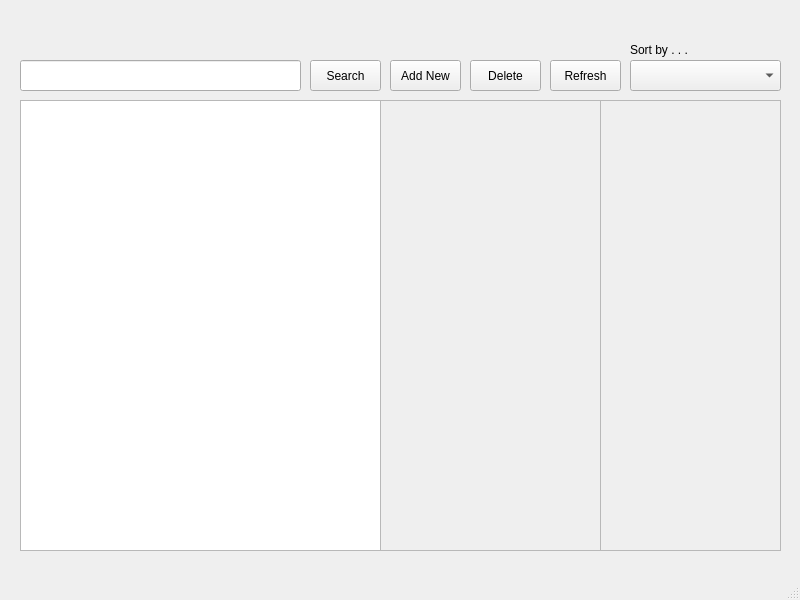
Before: the Qt Designer form loginscreen/adminwindow.ui in jgrady15/CS1C-Project-1, drawn with Qt 5.
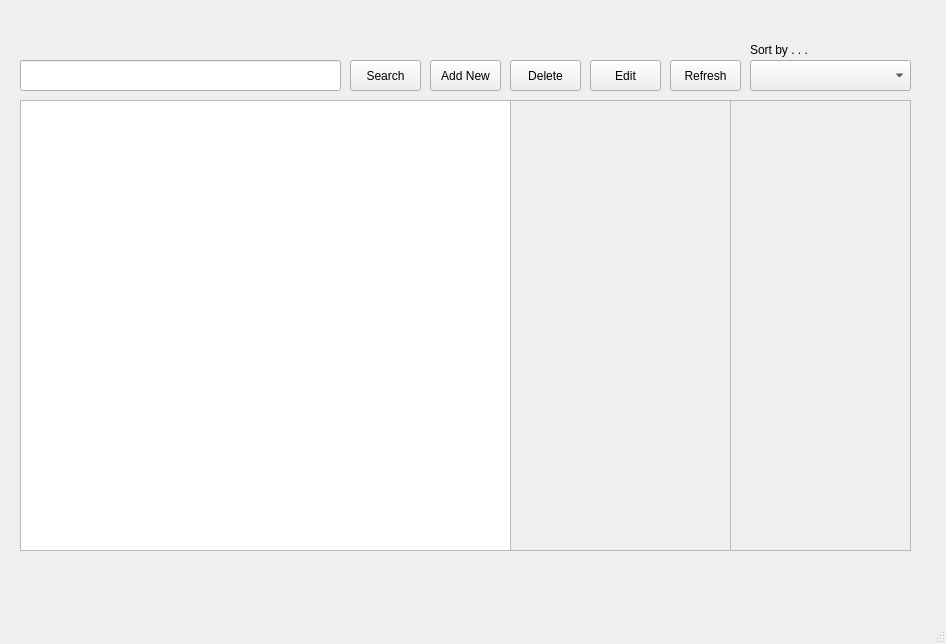
After: the same form once the commit is applied.

The edit to the form file:
```diff
--- a/loginscreen/adminwindow.ui
+++ b/loginscreen/adminwindow.ui
@@ -6,57 +6,113 @@
    <rect>
     <x>0</x>
     <y>0</y>
-    <width>800</width>
-    <height>600</height>
+    <width>946</width>
+    <height>644</height>
    </rect>
   </property>
   <property name="windowTitle">
    <string>MainWindow</string>
   </property>
   <widget class="QWidget" name="centralwidget">
-   <widget class="QLineEdit" name="adminWindow_searchBar">
+   <widget class="QStackedWidget" name="stackedWidget">
     <property name="geometry">
      <rect>
+      <x>0</x>
+      <y>0</y>
+      <width>931</width>
+      <height>591</height>
+     </rect>
+    </property>
+    <widget class="QWidget" name="companyPage">
+     <widget class="QListWidget" name="companyPage_displayListCompanyName">
+      <property name="geometry">
+       <rect>
       <x>20</x>
-      <y>60</y>
-      <width>281</width>
-      <height>31</height>
+        <y>100</y>
+        <width>491</width>
+        <height>451</height>
      </rect>
     </property>
    </widget>
-   <widget class="QPushButton" name="adminWindow_searchButton">
+     <widget class="QListWidget" name="companyPage_displayListInterestLevel">
+      <property name="enabled">
+       <bool>false</bool>
+      </property>
     <property name="geometry">
      <rect>
-      <x>310</x>
+        <x>510</x>
+        <y>100</y>
+        <width>221</width>
+        <height>451</height>
+       </rect>
+      </property>
+     </widget>
+     <widget class="QPushButton" name="companyPage_addNewButton">
+      <property name="geometry">
+       <rect>
+        <x>430</x>
       <y>60</y>
       <width>71</width>
       <height>31</height>
      </rect>
     </property>
     <property name="text">
-     <string>Search</string>
-    </property>
-   </widget>
-   <widget class="QComboBox" name="adminWindow_sortComboBox">
+       <string>Add New</string>
+      </property>
+     </widget>
+     <widget class="QLineEdit" name="companyPage_searchBar">
     <property name="geometry">
      <rect>
-      <x>630</x>
+        <x>20</x>
       <y>60</y>
-      <width>151</width>
+        <width>321</width>
       <height>31</height>
      </rect>
     </property>
-    <property name="editable">
+     </widget>
+     <widget class="QPushButton" name="companyPage_editButton">
+      <property name="geometry">
+       <rect>
+        <x>590</x>
+        <y>60</y>
+        <width>71</width>
+        <height>31</height>
+       </rect>
+      </property>
+      <property name="text">
+       <string>Edit</string>
+      </property>
+     </widget>
+     <widget class="QListWidget" name="companyPage_displayListKeyCustomer">
+      <property name="enabled">
      <bool>false</bool>
     </property>
-    <property name="currentText">
-     <string/>
+      <property name="geometry">
+       <rect>
+        <x>730</x>
+        <y>100</y>
+        <width>181</width>
+        <height>451</height>
+       </rect>
+      </property>
+     </widget>
+     <widget class="QPushButton" name="companyPage_deleteButton">
+      <property name="geometry">
+       <rect>
+        <x>510</x>
+        <y>60</y>
+        <width>71</width>
+        <height>31</height>
+       </rect>
+      </property>
+      <property name="text">
+       <string>Delete</string>
     </property>
    </widget>
    <widget class="QLabel" name="label">
     <property name="geometry">
      <rect>
-      <x>630</x>
+        <x>750</x>
       <y>40</y>
       <width>71</width>
       <height>20</height>
@@ -66,36 +122,39 @@
      <string>Sort by . . .</string>
     </property>
    </widget>
-   <widget class="QPushButton" name="adminWindow_deleteButton">
+     <widget class="QComboBox" name="companyPage_sortComboBox">
     <property name="geometry">
      <rect>
-      <x>470</x>
+        <x>750</x>
       <y>60</y>
-      <width>71</width>
+        <width>161</width>
       <height>31</height>
      </rect>
     </property>
-    <property name="text">
-     <string>Delete</string>
-    </property>
-   </widget>
-   <widget class="QPushButton" name="adminWindow_addNewButton">
+      <property name="editable">
+       <bool>false</bool>
+      </property>
+      <property name="currentText">
+       <string/>
+      </property>
+     </widget>
+     <widget class="QPushButton" name="companyPage_searchButton">
     <property name="geometry">
      <rect>
-      <x>390</x>
+        <x>350</x>
       <y>60</y>
       <width>71</width>
       <height>31</height>
      </rect>
     </property>
     <property name="text">
-     <string>Add New</string>
-    </property>
-   </widget>
-   <widget class="QPushButton" name="adminWindow_refreshButton">
+       <string>Search</string>
+      </property>
+     </widget>
+     <widget class="QPushButton" name="companyPage_refreshButton">
     <property name="geometry">
      <rect>
-      <x>550</x>
+        <x>670</x>
       <y>60</y>
       <width>71</width>
       <height>31</height>
@@ -105,41 +164,48 @@
      <string>Refresh</string>
     </property>
    </widget>
-   <widget class="QListWidget" name="adminWindow_displayListCompanyName">
+    </widget>
+    <widget class="QWidget" name="customerPage">
+     <widget class="QListWidget" name="customerPage_displayListCustomerName">
+      <property name="enabled">
+       <bool>false</bool>
+      </property>
     <property name="geometry">
      <rect>
       <x>20</x>
-      <y>100</y>
-      <width>361</width>
-      <height>451</height>
+        <y>20</y>
+        <width>491</width>
+        <height>531</height>
      </rect>
     </property>
    </widget>
-   <widget class="QListWidget" name="adminWindow_displayListInterestLevel">
+     <widget class="QListWidget" name="customerPage_displayListProductName">
     <property name="enabled">
      <bool>false</bool>
     </property>
     <property name="geometry">
      <rect>
-      <x>380</x>
-      <y>100</y>
+        <x>510</x>
+        <y>20</y>
       <width>221</width>
-      <height>451</height>
+        <height>531</height>
      </rect>
     </property>
    </widget>
-   <widget class="QListWidget" name="adminWindow_displayListKeyCustomer">
+     <widget class="QListWidget" name="customerPage_displayListCost">
     <property name="enabled">
      <bool>false</bool>
     </property>
     <property name="geometry">
      <rect>
-      <x>600</x>
-      <y>100</y>
+        <x>730</x>
+        <y>20</y>
       <width>181</width>
-      <height>451</height>
-     </rect>
-    </property>
+        <height>531</height>
+       </rect>
+      </property>
+     </widget>
+    </widget>
    </widget>
   </widget>
   <widget class="QMenuBar" name="menubar">
```
Left out of the diff: 60 changed lines with no effect on the pictures. Lines whose indentation alone changed are shown as unchanged.
